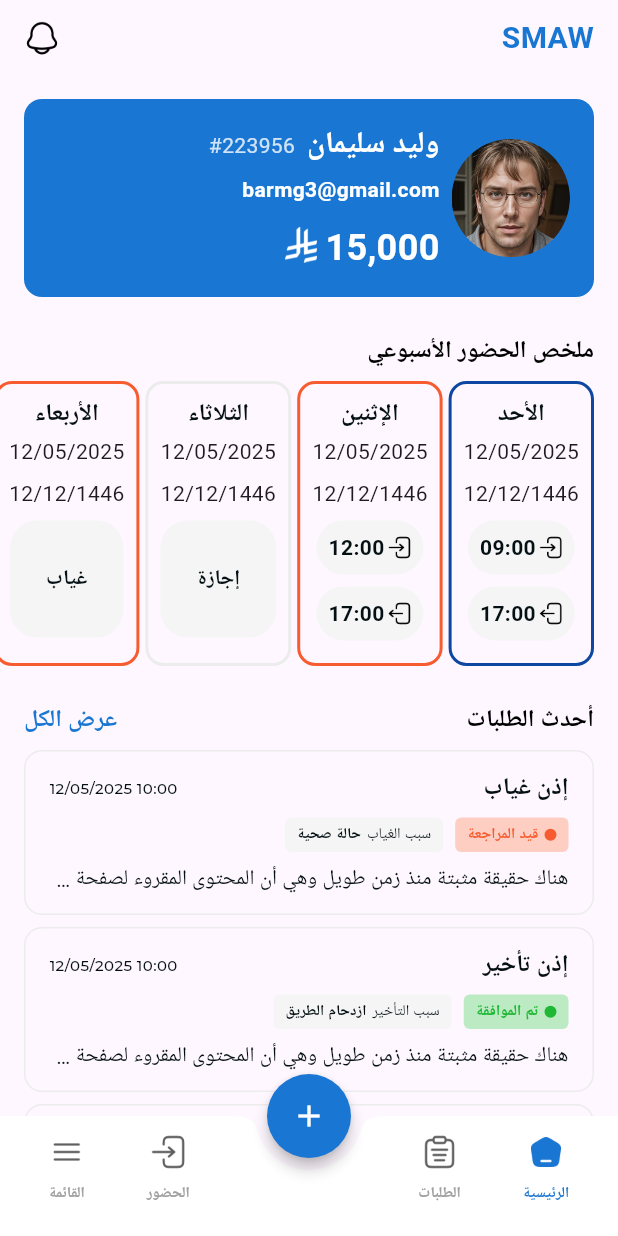
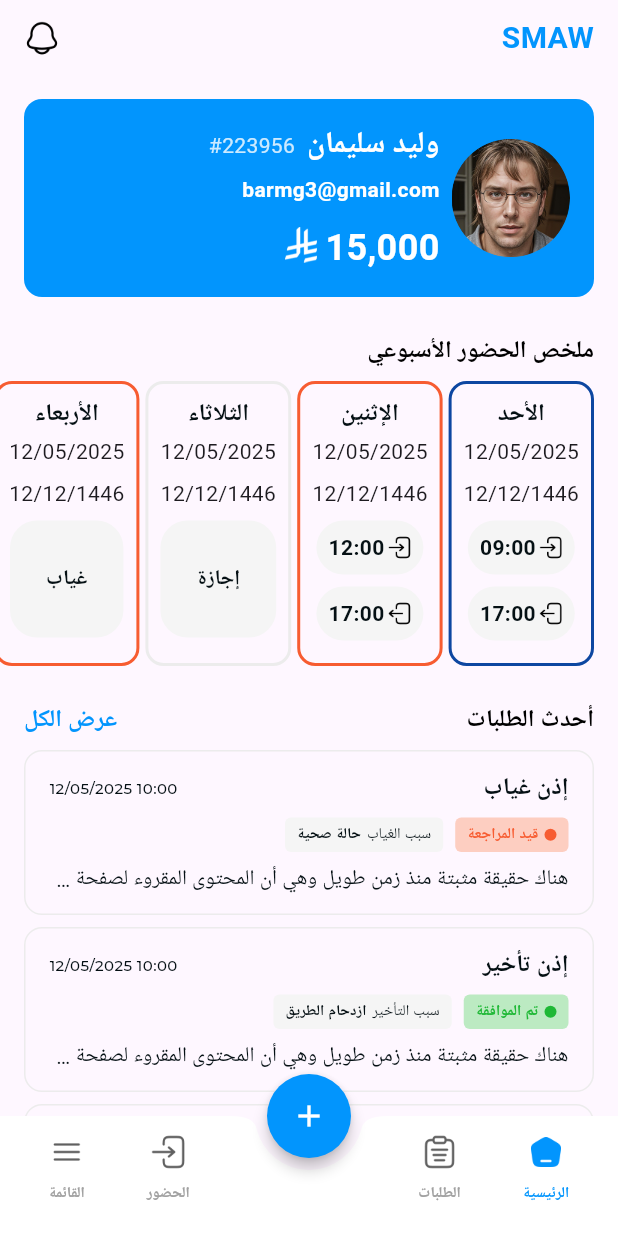
Before and after one commit to mahmoudhamdyae/Smaw, a Flutter app: the screen it shows after launch, on a phone screen of 412 x 824 dp. Run offline on Flutter 3.47's test engine with Material 3 defaults, Android fonts, the phone set to English and light mode, and no system bars; drawn by our look-alikes of flutter_advanced_drawer; our stand-ins replace get_it, google_fonts, shared_preferences; Roboto replaces fonts that are missing (Tajawal).

Commit message:
Some improvements in code

```diff
--- a/lib/core/resources/colors_manager.dart
+++ b/lib/core/resources/colors_manager.dart
@@ -3,21 +3,13 @@ import 'dart:ui';
 class ColorsManager {
 
   /// Primary
-  static const Color primaryBlue = Color(0xFF1976D2);
-  static const Color primaryBabyBlue = Color(0xFF64B5F6);
+  static const Color primaryBlue = Color(0xFF0295FD);
+  static const Color primaryBabyBlue = Color(0xFF83EFFD);
   static const Color primaryBlack = Color(0xFF000000);
   static const Color primaryWhite = Color(0xFFFFFFFF);
 
   /// Secondary
-  static const Color secondaryGreen = Color(0xFF1EB835);
-  static const Color secondaryOrange = Color(0xFFF75C31);
-  static const Color secondaryPink = Color(0xFFE02BB9);
-  static const Color secondaryRed = Color(0xFFF30B26);
   static const Color secondaryGreenLight = Color(0xFFBCEAC2);
-  static const Color secondaryOrangeLight = Color(0xFFFDCEC1);
-  static const Color secondaryPinkLight = Color(0xFFF6BFEA);
-  static const Color secondaryRedLight = Color(0xFFFBB6BE);
-  static const Color secondaryPurpleLight = Color(0xFFDC71FD);
 
   /// Gray
   static const Color gray100 = Color(0xFFF5F5F5);
@@ -30,7 +22,6 @@ class ColorsManager {
   static const Color supportOrange = Color(0xFFF75C31);
   static const Color supportOrangeLight = Color(0xFFFDCEC1);
   static const Color supportGreen = Color(0xFF1EB835);
-  static const Color supportGreenLight = Color(0xFFBCEAC2);
   static const Color supportRed = Color(0xFFF30B26);
   static const Color supportRedLight = Color(0xFFFBB6BE);
 }
--- a/lib/core/resources/fonts_manager.dart
+++ b/lib/core/resources/fonts_manager.dart
@@ -3,66 +3,6 @@ import 'package:google_fonts/google_fonts.dart';
 import 'package:smaw/core/resources/colors_manager.dart';
 
 class FontsManager {
-
-  static TextStyle display({
-    double? fontSize,
-    FontWeight? fontWeight,
-    Color? color,
-  }) {
-    return GoogleFonts.tajawal(
-      fontSize: fontSize ?? 34,
-      fontWeight: fontWeight ?? FontWeight.w400,
-      color: color ?? ColorsManager.black,
-    );
-  }
-
-  static TextStyle displayBold({
-    double? fontSize,
-    FontWeight? fontWeight,
-    Color? color,
-  }) {
-    return GoogleFonts.tajawal(
-      fontSize: fontSize ?? 34,
-      fontWeight: fontWeight ?? FontWeight.w700,
-      color: color ?? ColorsManager.black,
-    );
-  }
-
-  static TextStyle heading1({
-    double? fontSize,
-    FontWeight? fontWeight,
-    Color? color,
-  }) {
-    return GoogleFonts.tajawal(
-      fontSize: fontSize ?? 28,
-      fontWeight: fontWeight ?? FontWeight.w400,
-      color: color ?? ColorsManager.black,
-    );
-  }
-
-  static TextStyle heading1Bold({
-    double? fontSize,
-    FontWeight? fontWeight,
-    Color? color,
-  }) {
-    return GoogleFonts.tajawal(
-      fontSize: fontSize ?? 28,
-      fontWeight: fontWeight ?? FontWeight.w700,
-      color: color ?? ColorsManager.black,
-    );
-  }
-
-  static TextStyle heading2({
-    double? fontSize,
-    FontWeight? fontWeight,
-    Color? color,
-  }) {
-    return GoogleFonts.tajawal(
-      fontSize: fontSize ?? 24,
-      fontWeight: fontWeight ?? FontWeight.w400,
-      color: color ?? ColorsManager.black,
-    );
-  }
 
   static TextStyle heading2Bold({
     double? fontSize,
@@ -76,18 +16,6 @@ class FontsManager {
     );
   }
 
-  static TextStyle heading3({
-    double? fontSize,
-    FontWeight? fontWeight,
-    Color? color,
-  }) {
-    return GoogleFonts.tajawal(
-      fontSize: fontSize ?? 20,
-      fontWeight: fontWeight ?? FontWeight.w400,
-      color: color ?? ColorsManager.black,
-    );
-  }
-
   static TextStyle heading3Bold({
     double? fontSize,
     FontWeight? fontWeight,
@@ -96,18 +24,6 @@ class FontsManager {
     return GoogleFonts.tajawal(
       fontSize: fontSize ?? 20,
       fontWeight: fontWeight ?? FontWeight.w700,
-      color: color ?? ColorsManager.black,
-    );
-  }
-
-  static TextStyle heading4({
-    double? fontSize,
-    FontWeight? fontWeight,
-    Color? color,
-  }) {
-    return GoogleFonts.tajawal(
-      fontSize: fontSize ?? 16,
-      fontWeight: fontWeight ?? FontWeight.w400,
       color: color ?? ColorsManager.black,
     );
   }
@@ -148,42 +64,6 @@ class FontsManager {
     );
   }
 
-  static TextStyle body({
-    double? fontSize,
-    FontWeight? fontWeight,
-    Color? color,
-  }) {
-    return GoogleFonts.montserrat(
-      fontSize: fontSize ?? 14,
-      fontWeight: fontWeight ?? FontWeight.w400,
-      color: color ?? ColorsManager.black,
-    );
-  }
-
-  static TextStyle bodyMedium({
-    double? fontSize,
-    FontWeight? fontWeight,
-    Color? color,
-  }) {
-    return GoogleFonts.montserrat(
-      fontSize: fontSize ?? 14,
-      fontWeight: fontWeight ?? FontWeight.w500,
-      color: color ?? ColorsManager.black,
-    );
-  }
-
-  static TextStyle footnote({
-    double? fontSize,
-    FontWeight? fontWeight,
-    Color? color,
-  }) {
-    return GoogleFonts.montserrat(
-      fontSize: fontSize ?? 13,
-      fontWeight: fontWeight ?? FontWeight.w400,
-      color: color ?? ColorsManager.black,
-    );
-  }
-
   static TextStyle footnoteMedium({
     double? fontSize,
     FontWeight? fontWeight,
@@ -192,54 +72,6 @@ class FontsManager {
     return GoogleFonts.montserrat(
       fontSize: fontSize ?? 13,
       fontWeight: fontWeight ?? FontWeight.w500,
-      color: color ?? ColorsManager.black,
-    );
-  }
-
-  static TextStyle captionL({
-    double? fontSize,
-    FontWeight? fontWeight,
-    Color? color,
-  }) {
-    return GoogleFonts.montserrat(
-      fontSize: fontSize ?? 12,
-      fontWeight: fontWeight ?? FontWeight.w400,
-      color: color ?? ColorsManager.black,
-    );
-  }
-
-  static TextStyle captionLSemiBold({
-    double? fontSize,
-    FontWeight? fontWeight,
-    Color? color,
-  }) {
-    return GoogleFonts.montserrat(
-      fontSize: fontSize ?? 12,
-      fontWeight: fontWeight ?? FontWeight.w600,
-      color: color ?? ColorsManager.black,
-    );
-  }
-
-  static TextStyle captionM({
-    double? fontSize,
-    FontWeight? fontWeight,
-    Color? color,
-  }) {
-    return GoogleFonts.montserrat(
-      fontSize: fontSize ?? 11,
-      fontWeight: fontWeight ?? FontWeight.w400,
-      color: color ?? ColorsManager.black,
-    );
-  }
-
-  static TextStyle captionMSemiBold({
-    double? fontSize,
-    FontWeight? fontWeight,
-    Color? color,
-  }) {
-    return GoogleFonts.montserrat(
-      fontSize: fontSize ?? 11,
-      fontWeight: fontWeight ?? FontWeight.w600,
       color: color ?? ColorsManager.black,
     );
   }
--- a/lib/main_screen.dart
+++ b/lib/main_screen.dart
@@ -27,6 +27,7 @@ class MainScreenState extends State<MainScreen> {
 
   final _advancedDrawerController = AdvancedDrawerController();
   int _currentIndex = 0;
+  bool _isMenuSelected = false;
 
   final List<Widget> _pages = [
     const HomeScreen(),
@@ -35,6 +36,12 @@ class MainScreenState extends State<MainScreen> {
     const AttendanceScreen(),
     Container(),
   ];
+
+  @override
+  void dispose() {
+    super.dispose();
+      _advancedDrawerController.dispose();
+  }
 
   @override
   Widget build(BuildContext context) {
@@ -69,6 +76,7 @@ class MainScreenState extends State<MainScreen> {
             onPressed: () {
               setState(() {
                 _currentIndex = 2;
+                _isMenuSelected = false;
               });
             },
             child: const Icon(Icons.add, color: ColorsManager.primaryWhite),
@@ -86,17 +94,17 @@ class MainScreenState extends State<MainScreen> {
                   mainAxisAlignment: MainAxisAlignment.spaceBetween,
                   children: [
                     (MediaQuery.sizeOf(context).width * .04).pw,
-                    _buildHome(context, _currentIndex == 0),
+                    _buildHome(context, _currentIndex == 0 && !_isMenuSelected),
                     (MediaQuery.sizeOf(context).width * .1).pw,
-                    _buildOrders(context, _currentIndex == 1),
+                    _buildOrders(context, _currentIndex == 1 && !_isMenuSelected),
                   ],
                 ),
                 Row(
                   mainAxisAlignment: MainAxisAlignment.spaceAround,
                   children: [
-                    _buildAttendance(context, _currentIndex == 3),
+                    _buildAttendance(context, _currentIndex == 3 && !_isMenuSelected),
                     (MediaQuery.sizeOf(context).width * .1).pw,
-                    _buildMenu(context, _currentIndex == 4),
+                    _buildMenu(context, _isMenuSelected),
                     (MediaQuery.sizeOf(context).width * .04).pw,
                   ],
                 ),
@@ -112,6 +120,7 @@ class MainScreenState extends State<MainScreen> {
       onTap: () {
         setState(() {
           _currentIndex = 0;
+          _isMenuSelected = false;
         });
       },
       child: _buildItem(
@@ -128,6 +137,7 @@ class MainScreenState extends State<MainScreen> {
       onTap: () {
         setState(() {
           _currentIndex = 1;
+          _isMenuSelected = false;
         });
       },
       child: _buildItem(
@@ -144,6 +154,7 @@ class MainScreenState extends State<MainScreen> {
       onTap: () {
         setState(() {
           _currentIndex = 3;
+          _isMenuSelected = false;
         });
       },
       child: _buildItem(
@@ -160,6 +171,7 @@ class MainScreenState extends State<MainScreen> {
       onTap: () {
         setState(() {
           _advancedDrawerController.showDrawer();
+          _isMenuSelected = true;
         });
       },
       child: _buildItem(
```
Also changed, not shown: lib/core/components/custom_drawer.dart (+8 -8 lines).
